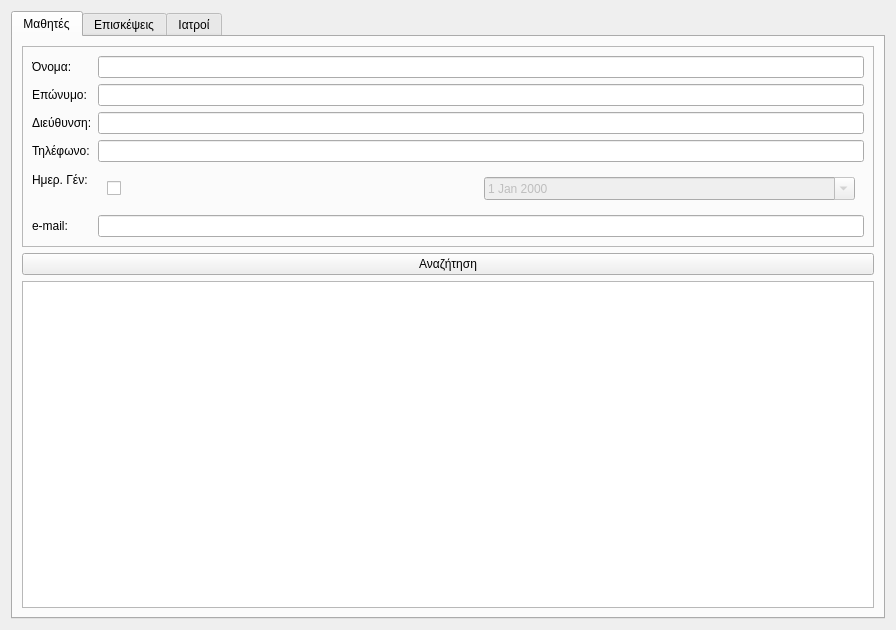
Before: the Qt Designer form ui/ui_files/searchWidget.ui in tdgs/medical_qt_ruby, drawn with Qt 5.
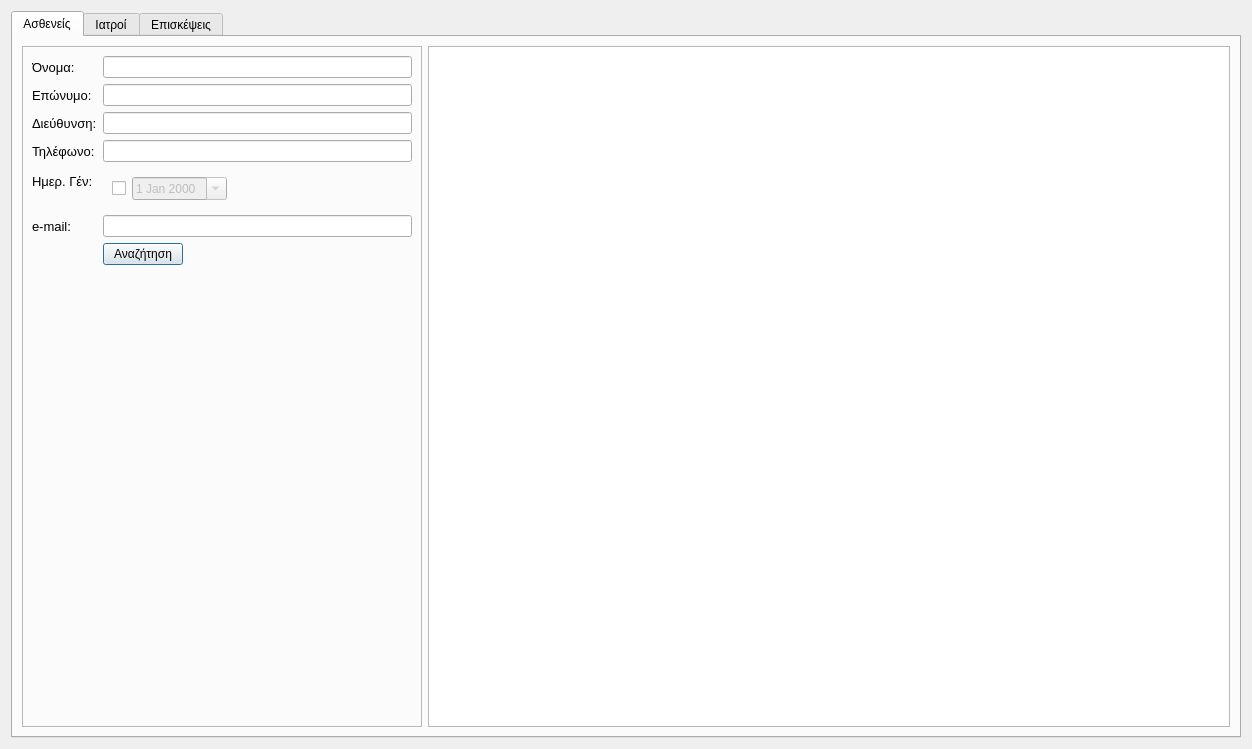
After: the same form once the commit is applied. Icons and pictures are not drawn. Custom widgets are drawn as their Qt base class.

```diff
--- a/ui/ui_files/searchWidget.ui
+++ b/ui/ui_files/searchWidget.ui
@@ -6,31 +6,65 @@
    <rect>
     <x>0</x>
     <y>0</y>
-    <width>896</width>
-    <height>630</height>
+    <width>1252</width>
+    <height>749</height>
    </rect>
   </property>
   <property name="windowTitle">
    <string>Form</string>
   </property>
   <layout class="QGridLayout" name="gridLayout_2">
-   <item row="0" column="0">
+   <item row="0" column="1">
     <widget class="QTabWidget" name="tabWidget">
+     <property name="autoFillBackground">
+      <bool>false</bool>
+     </property>
      <property name="currentIndex">
       <number>0</number>
      </property>
+     <property name="iconSize">
+      <size>
+       <width>32</width>
+       <height>32</height>
+      </size>
+     </property>
+     <property name="usesScrollButtons">
+      <bool>true</bool>
+     </property>
+     <property name="documentMode">
+      <bool>false</bool>
+     </property>
+     <property name="tabsClosable">
+      <bool>false</bool>
+     </property>
+     <property name="movable">
+      <bool>false</bool>
+     </property>
      <widget class="QWidget" name="patientTab">
       <attribute name="title">
-       <string>Μαθητές</string>
+       <string>Ασθενείς</string>
       </attribute>
       <attribute name="toolTip">
        <string>Αναζήτηση Ασθενών</string>
       </attribute>
       <layout class="QGridLayout" name="gridLayout">
+       <item row="0" column="2">
+        <widget class="PatientTable" name="patientTable">
+         <property name="sizePolicy">
+          <sizepolicy hsizetype="MinimumExpanding" vsizetype="Expanding">
+           <horstretch>0</horstretch>
+           <verstretch>0</verstretch>
+          </sizepolicy>
+         </property>
+         <property name="showDropIndicator" stdset="0">
+          <bool>false</bool>
+         </property>
+        </widget>
+       </item>
        <item row="0" column="0">
         <widget class="QFrame" name="patient_info">
          <property name="sizePolicy">
-          <sizepolicy hsizetype="Preferred" vsizetype="Preferred">
+          <sizepolicy hsizetype="Maximum" vsizetype="Preferred">
            <horstretch>0</horstretch>
            <verstretch>0</verstretch>
           </sizepolicy>
@@ -48,18 +82,38 @@
           <enum>QFrame::Raised</enum>
          </property>
          <layout class="QFormLayout" name="formLayout">
+          <property name="fieldGrowthPolicy">
+           <enum>QFormLayout::ExpandingFieldsGrow</enum>
+          </property>
           <item row="0" column="0">
            <widget class="QLabel" name="label_2">
+            <property name="font">
+             <font>
+              <pointsize>10</pointsize>
+             </font>
+            </property>
             <property name="text">
              <string>Όνομα:</string>
             </property>
            </widget>
           </item>
           <item row="0" column="1">
-           <widget class="QLineEdit" name="patientName"/>
+           <widget class="QLineEdit" name="patientName">
+            <property name="sizePolicy">
+             <sizepolicy hsizetype="MinimumExpanding" vsizetype="Fixed">
+              <horstretch>0</horstretch>
+              <verstretch>0</verstretch>
+             </sizepolicy>
+            </property>
+           </widget>
           </item>
           <item row="1" column="0">
            <widget class="QLabel" name="label_3">
+            <property name="font">
+             <font>
+              <pointsize>10</pointsize>
+             </font>
+            </property>
             <property name="text">
              <string>Επώνυμο:</string>
             </property>
@@ -67,6 +121,12 @@
           </item>
           <item row="1" column="1">
            <widget class="QLineEdit" name="patientSurname">
+            <property name="sizePolicy">
+             <sizepolicy hsizetype="MinimumExpanding" vsizetype="Fixed">
+              <horstretch>0</horstretch>
+              <verstretch>0</verstretch>
+             </sizepolicy>
+            </property>
             <property name="text">
              <string/>
             </property>
@@ -74,26 +134,55 @@
           </item>
           <item row="2" column="0">
            <widget class="QLabel" name="label_4">
+            <property name="font">
+             <font>
+              <pointsize>10</pointsize>
+             </font>
+            </property>
             <property name="text">
              <string>Διεύθυνση:</string>
             </property>
            </widget>
           </item>
           <item row="2" column="1">
-           <widget class="QLineEdit" name="patientAddress"/>
+           <widget class="QLineEdit" name="patientAddress">
+            <property name="sizePolicy">
+             <sizepolicy hsizetype="MinimumExpanding" vsizetype="Fixed">
+              <horstretch>0</horstretch>
+              <verstretch>0</verstretch>
+             </sizepolicy>
+            </property>
+           </widget>
           </item>
           <item row="3" column="0">
            <widget class="QLabel" name="label_5">
+            <property name="font">
+             <font>
+              <pointsize>10</pointsize>
+             </font>
+            </property>
             <property name="text">
              <string>Τηλέφωνο:</string>
             </property>
            </widget>
           </item>
           <item row="3" column="1">
-           <widget class="QLineEdit" name="patientPhone"/>
+           <widget class="QLineEdit" name="patientPhone">
+            <property name="sizePolicy">
+             <sizepolicy hsizetype="MinimumExpanding" vsizetype="Fixed">
+              <horstretch>0</horstretch>
+              <verstretch>0</verstretch>
+             </sizepolicy>
+            </property>
+           </widget>
           </item>
           <item row="4" column="0">
            <widget class="QLabel" name="label_9">
+            <property name="font">
+             <font>
+              <pointsize>10</pointsize>
+             </font>
+            </property>
             <property name="text">
              <string>Ημερ. Γέν:</string>
             </property>
@@ -114,6 +203,12 @@
                <property name="enabled">
                 <bool>false</bool>
                </property>
+               <property name="sizePolicy">
+                <sizepolicy hsizetype="Preferred" vsizetype="Fixed">
+                 <horstretch>0</horstretch>
+                 <verstretch>0</verstretch>
+                </sizepolicy>
+               </property>
                <property name="calendarPopup">
                 <bool>true</bool>
                </property>
@@ -124,28 +219,74 @@
           </item>
           <item row="5" column="0">
            <widget class="QLabel" name="label_6">
+            <property name="font">
+             <font>
+              <pointsize>10</pointsize>
+             </font>
+            </property>
             <property name="text">
              <string>e-mail:</string>
             </property>
            </widget>
           </item>
           <item row="5" column="1">
-           <widget class="QLineEdit" name="patientEmail"/>
+           <widget class="QLineEdit" name="patientEmail">
+            <property name="sizePolicy">
+             <sizepolicy hsizetype="MinimumExpanding" vsizetype="Fixed">
+              <horstretch>0</horstretch>
+              <verstretch>0</verstretch>
+             </sizepolicy>
+            </property>
+           </widget>
           </item>
+          <item row="6" column="1">
+           <widget class="QPushButton" name="pushButton">
+            <property name="sizePolicy">
+             <sizepolicy hsizetype="Preferred" vsizetype="Fixed">
+              <horstretch>0</horstretch>
+              <verstretch>0</verstretch>
+             </sizepolicy>
+            </property>
+            <property name="text">
+             <string>Αναζήτηση</string>
+            </property>
+            <property name="icon">
+             <iconset resource="../../resources/icons.qrc">
+              <normaloff>:/images/Search.png</normaloff>:/images/Search.png</iconset>
+            </property>
+            <property name="default">
+             <bool>true</bool>
+            </property>
+           </widget>
+          </item>
          </layout>
         </widget>
        </item>
-       <item row="1" column="0">
-        <widget class="QPushButton" name="pushButton">
-         <property name="text">
-          <string>Αναζήτηση</string>
+      </layout>
+     </widget>
+     <widget class="QWidget" name="doctorTab">
+      <attribute name="icon">
+       <iconset resource="../../resources/icons.qrc">
+        <normaloff>:/images/DoctorMale.png</normaloff>:/images/DoctorMale.png</iconset>
+      </attribute>
+      <attribute name="title">
+       <string>Ιατροί</string>
+      </attribute>
+      <layout class="QGridLayout" name="gridLayout_3">
+       <item row="0" column="2">
+        <widget class="DoctorTable" name="doctorTable">
+         <property name="sizePolicy">
+          <sizepolicy hsizetype="MinimumExpanding" vsizetype="Expanding">
+           <horstretch>0</horstretch>
+           <verstretch>0</verstretch>
+          </sizepolicy>
          </property>
         </widget>
        </item>
-       <item row="2" column="0">
-        <widget class="PatientTable" name="patientTable">
+       <item row="0" column="1">
+        <widget class="QFrame" name="patient_info_3">
          <property name="sizePolicy">
-          <sizepolicy hsizetype="Preferred" vsizetype="Expanding">
+          <sizepolicy hsizetype="Maximum" vsizetype="Preferred">
            <horstretch>0</horstretch>
            <verstretch>0</verstretch>
           </sizepolicy>
@@ -295,100 +436,6 @@
        </item>
       </layout>
      </widget>
-     <widget class="QWidget" name="doctorTab">
-      <attribute name="title">
-       <string>Ιατροί</string>
-      </attribute>
-      <layout class="QVBoxLayout" name="verticalLayout">
-       <item>
-        <widget class="QFrame" name="patient_info_3">
-         <property name="sizePolicy">
-          <sizepolicy hsizetype="Preferred" vsizetype="Preferred">
-           <horstretch>0</horstretch>
-           <verstretch>0</verstretch>
-          </sizepolicy>
-         </property>
-         <property name="minimumSize">
-          <size>
-           <width>400</width>
-           <height>200</height>
-          </size>
-         </property>
-         <property name="frameShape">
-          <enum>QFrame::StyledPanel</enum>
-         </property>
-         <property name="frameShadow">
-          <enum>QFrame::Raised</enum>
-         </property>
-         <layout class="QFormLayout" name="formLayout_3">
-          <property name="fieldGrowthPolicy">
-           <enum>QFormLayout::ExpandingFieldsGrow</enum>
-          </property>
-          <item row="0" column="0">
-           <widget class="QLabel" name="label_14">
-            <property name="text">
-             <string>Όνομα:</string>
-            </property>
-           </widget>
-          </item>
-          <item row="0" column="1">
-           <widget class="QLineEdit" name="doctorName"/>
-          </item>
-          <item row="2" column="0">
-           <widget class="QLabel" name="label_15">
-            <property name="text">
-             <string>Επώνυμο:</string>
-            </property>
-           </widget>
-          </item>
-          <item row="2" column="1">
-           <widget class="QLineEdit" name="doctorSurname"/>
-          </item>
-          <item row="4" column="0">
-           <widget class="QLabel" name="label_16">
-            <property name="text">
-             <string>Διεύθυνση:</string>
-            </property>
-           </widget>
-          </item>
-          <item row="4" column="1">
-           <widget class="QLineEdit" name="doctorAddress"/>
-          </item>
-          <item row="6" column="0">
-           <widget class="QLabel" name="label_17">
-            <property name="text">
-             <string>Τηλέφωνο:</string>
-            </property>
-           </widget>
-          </item>
-          <item row="6" column="1">
-           <widget class="QLineEdit" name="doctorPhone"/>
-          </item>
-          <item row="8" column="0">
-           <widget class="QLabel" name="label_19">
-            <property name="text">
-             <string>e-mail:</string>
-            </property>
-           </widget>
-          </item>
-          <item row="8" column="1">
-           <widget class="QLineEdit" name="doctorEmail"/>
-          </item>
-         </layout>
-        </widget>
-       </item>
-       <item>
-        <widget class="QPushButton" name="pushButton_3">
-         <property name="text">
-          <string>Αναζήτηση</string>
-         </property>
-        </widget>
-       </item>
-       <item>
-        <widget class="DoctorTable" name="doctorTable"/>
-       </item>
-      </layout>
-     </widget>
     </widget>
    </item>
   </layout>
```
Left out of the diff: 182 changed lines with no effect on the pictures.
